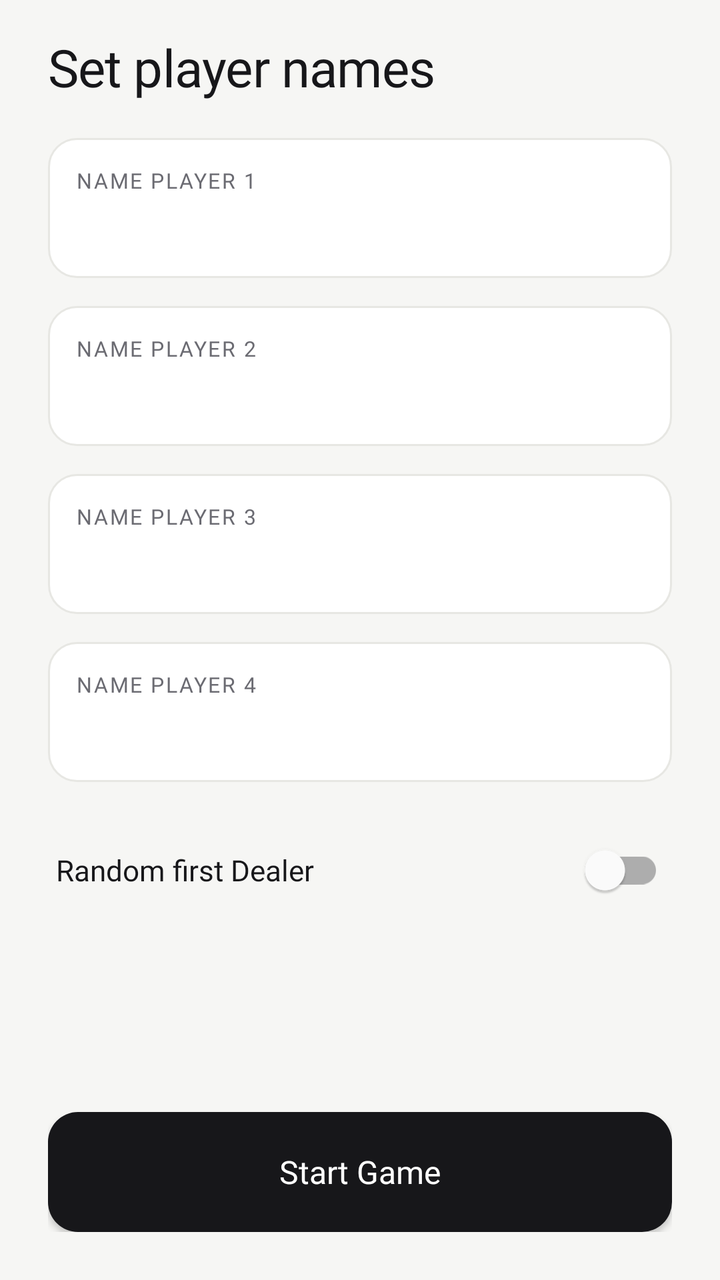
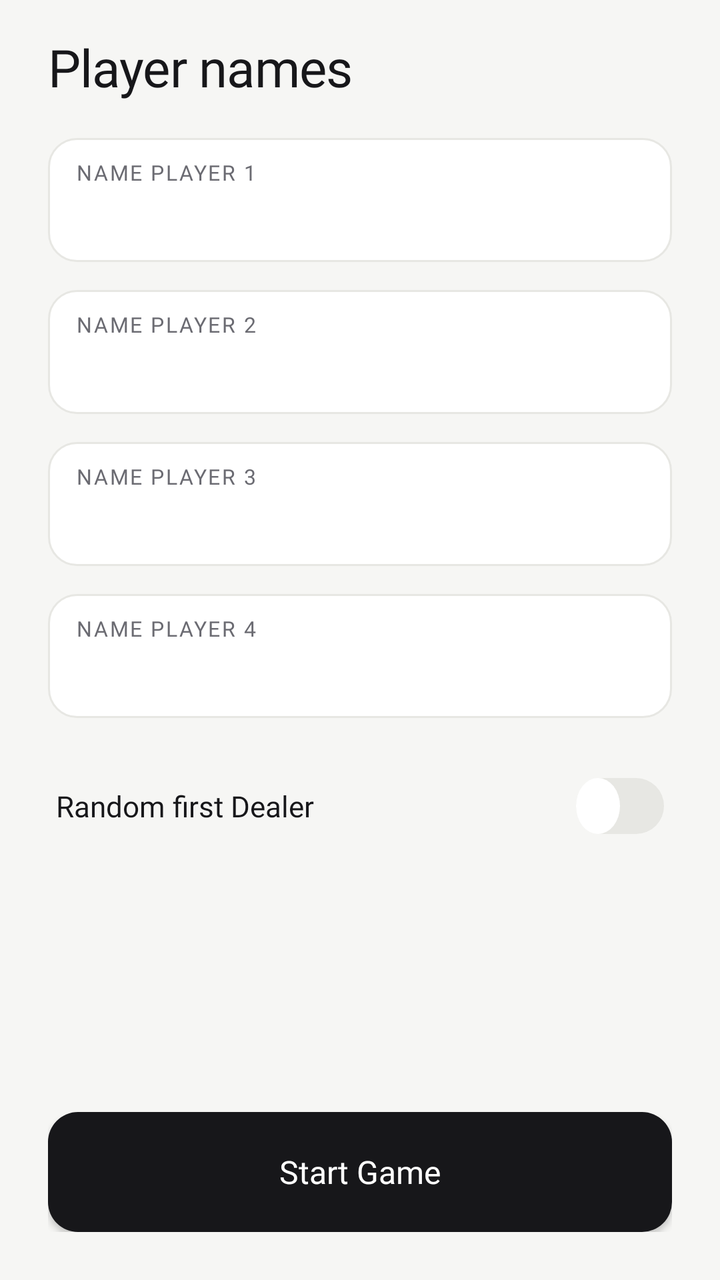

Two renders of the same Android screen: before a commit and after it. Below are the layout's source before the change and the commit's diff.
<!-- AndroidManifest.xml: application theme Theme.SpadesScore -->
<!-- res/layout/activity_player_names.xml -->
<?xml version="1.0" encoding="utf-8"?>
<LinearLayout xmlns:android="http://schemas.android.com/apk/res/android"
    xmlns:app="http://schemas.android.com/apk/res-auto"
    xmlns:tools="http://schemas.android.com/tools"
    android:layout_width="match_parent"
    android:layout_height="match_parent"
    android:orientation="vertical"
    android:background="?attr/appBg"
    android:paddingStart="24dp"
    android:paddingEnd="24dp"
    android:paddingTop="16dp"
    android:paddingBottom="24dp"
    tools:context=".PlayerNamesActivity">

    
    <TextView
        android:layout_width="match_parent"
        android:layout_height="wrap_content"
        android:text="@string/set_player_names"
        android:textAppearance="@style/TextAppearance.Spades.ScreenTitle"
        android:textSize="26sp"
        android:layout_marginBottom="18dp" />

    
    <LinearLayout
        android:id="@+id/player1_card"
        android:layout_width="match_parent"
        android:layout_height="wrap_content"
        android:orientation="vertical"
        android:background="@drawable/bg_field"
        android:paddingStart="14dp"
        android:paddingEnd="14dp"
        android:paddingTop="14dp"
        android:paddingBottom="14dp"
        android:layout_marginBottom="14dp">

        <TextView
            android:layout_width="wrap_content"
            android:layout_height="wrap_content"
            android:text="@string/player1_name"
            android:textAppearance="@style/TextAppearance.Spades.Label"
            android:layout_marginBottom="2dp" />

        <EditText
            android:id="@+id/player1_name_input"
            android:layout_width="match_parent"
            android:layout_height="wrap_content"
            android:fontFamily="@font/space_grotesk_medium"
            android:textSize="16sp"
            android:textColor="?attr/appInk"
            android:textColorHint="?attr/appMuted"
            android:background="@null"
            android:inputType="textPersonName"
            android:maxLines="1"
            android:imeOptions="actionNext"
            android:paddingTop="2dp"
            android:paddingBottom="2dp" />
    </LinearLayout>

    
    <LinearLayout
        android:id="@+id/player2_card"
        android:layout_width="match_parent"
        android:layout_height="wrap_content"
        android:orientation="vertical"
        android:background="@drawable/bg_field"
        android:paddingStart="14dp"
        android:paddingEnd="14dp"
        android:paddingTop="14dp"
        android:paddingBottom="14dp"
        android:layout_marginBottom="14dp">

        <TextView
            android:layout_width="wrap_content"
            android:layout_height="wrap_content"
            android:text="@string/player2_name"
            android:textAppearance="@style/TextAppearance.Spades.Label"
            android:layout_marginBottom="2dp" />

        <EditText
            android:id="@+id/player2_name_input"
            android:layout_width="match_parent"
            android:layout_height="wrap_content"
            android:fontFamily="@font/space_grotesk_medium"
            android:textSize="16sp"
            android:textColor="?attr/appInk"
            android:textColorHint="?attr/appMuted"
            android:background="@null"
            android:inputType="textPersonName"
            android:maxLines="1"
            android:imeOptions="actionNext"
            android:paddingTop="2dp"
            android:paddingBottom="2dp" />
    </LinearLayout>

    
    <LinearLayout
        android:id="@+id/player3_card"
        android:layout_width="match_parent"
        android:layout_height="wrap_content"
        android:orientation="vertical"
        android:background="@drawable/bg_field"
        android:paddingStart="14dp"
        android:paddingEnd="14dp"
        android:paddingTop="14dp"
        android:paddingBottom="14dp"
        android:layout_marginBottom="14dp">

        <TextView
            android:layout_width="wrap_content"
            android:layout_height="wrap_content"
            android:text="@string/player3_name"
            android:textAppearance="@style/TextAppearance.Spades.Label"
            android:layout_marginBottom="2dp" />

        <EditText
            android:id="@+id/player3_name_input"
            android:layout_width="match_parent"
            android:layout_height="wrap_content"
            android:fontFamily="@font/space_grotesk_medium"
            android:textSize="16sp"
            android:textColor="?attr/appInk"
            android:textColorHint="?attr/appMuted"
            android:background="@null"
            android:inputType="textPersonName"
            android:maxLines="1"
            android:imeOptions="actionNext"
            android:paddingTop="2dp"
            android:paddingBottom="2dp" />
    </LinearLayout>

    
    <LinearLayout
        android:id="@+id/player4_card"
        android:layout_width="match_parent"
        android:layout_height="wrap_content"
        android:orientation="vertical"
        android:background="@drawable/bg_field"
        android:paddingStart="14dp"
        android:paddingEnd="14dp"
        android:paddingTop="14dp"
        android:paddingBottom="14dp"
        android:layout_marginBottom="14dp">

        <TextView
            android:layout_width="wrap_content"
            android:layout_height="wrap_content"
            android:text="@string/player4_name"
            android:textAppearance="@style/TextAppearance.Spades.Label"
            android:layout_marginBottom="2dp" />

        <EditText
            android:id="@+id/player4_name_input"
            android:layout_width="match_parent"
            android:layout_height="wrap_content"
            android:fontFamily="@font/space_grotesk_medium"
            android:textSize="16sp"
            android:textColor="?attr/appInk"
            android:textColorHint="?attr/appMuted"
            android:background="@null"
            android:inputType="textPersonName"
            android:maxLines="1"
            android:imeOptions="actionDone"
            android:paddingTop="2dp"
            android:paddingBottom="2dp" />
    </LinearLayout>

    
    <LinearLayout
        android:layout_width="match_parent"
        android:layout_height="wrap_content"
        android:orientation="horizontal"
        android:gravity="center_vertical"
        android:paddingStart="4dp"
        android:paddingEnd="4dp"
        android:paddingTop="6dp"
        android:paddingBottom="6dp">

        <TextView
            android:layout_width="0dp"
            android:layout_height="wrap_content"
            android:layout_weight="1"
            android:text="@string/random_first_dealer"
            android:fontFamily="@font/space_grotesk_medium"
            android:textSize="14.5sp"
            android:textColor="?attr/appInk" />

        <com.google.android.material.switchmaterial.SwitchMaterial
            android:id="@+id/random_dealer_checkBox"
            android:layout_width="wrap_content"
            android:layout_height="wrap_content" />

    </LinearLayout>

    
    <Space
        android:layout_width="match_parent"
        android:layout_height="0dp"
        android:layout_weight="1" />

    
    <Button
        android:id="@+id/start_game_button"
        android:layout_width="match_parent"
        android:layout_height="60dp"
        android:background="@drawable/bg_cta"
        android:backgroundTint="@null"
        android:text="@string/next"
        android:textColor="?attr/appCtaFg"
        android:fontFamily="@font/space_grotesk_semibold"
        android:textSize="16sp"
        android:textAllCaps="false"
        app:backgroundTint="@null" />

</LinearLayout>
<!-- resources referenced by this layout -->
<resources>
  <!-- drawable bg_cta (drawable) -->
  <?xml version="1.0" encoding="utf-8"?>
  <shape xmlns:android="http://schemas.android.com/apk/res/android" android:shape="rectangle">
      <solid android:color="?attr/appCtaBg" />
      <corners android:radius="15dp" />
  </shape>
  <!-- drawable bg_field (drawable) -->
  <?xml version="1.0" encoding="utf-8"?>
  <shape xmlns:android="http://schemas.android.com/apk/res/android" android:shape="rectangle">
      <solid android:color="?attr/appSurface" />
      <corners android:radius="14dp" />
      <stroke android:width="1dp" android:color="?attr/appLine" />
  </shape>
  <string name="next">Start Game</string>
  <string name="player1_name">Name Player 1</string>
  <string name="player2_name">Name Player 2</string>
  <string name="player3_name">Name Player 3</string>
  <string name="player4_name">Name Player 4</string>
  <string name="random_first_dealer">Random first Dealer</string>
  <string name="set_player_names">Set player names</string>
  <style name="TextAppearance.Spades.Label" parent="">
          <item name="android:fontFamily">@font/inter_bold</item>
          <item name="android:textSize">10.5sp</item>
          <item name="android:textAllCaps">true</item>
          <item name="android:letterSpacing">0.08</item>
          <item name="android:textColor">?attr/appMuted</item>
      </style>
  <style name="TextAppearance.Spades.ScreenTitle" parent="">
          <item name="android:fontFamily">@font/space_grotesk_bold</item>
          <item name="android:textSize">24sp</item>
          <item name="android:letterSpacing">-0.01</item>
          <item name="android:textColor">?attr/appInk</item>
      </style>
  <color name="cyan2">#448D76</color>
  <color name="cyan3">#79BEA8</color>
  <color name="white">#FFFFFFFF</color>
  <color name="teal_200">#FF03DAC5</color>
  <color name="teal_700">#FF018786</color>
  <color name="black">#FF000000</color>
  <color name="bg">#F6F6F4</color>
  <color name="surface">#FFFFFF</color>
  <color name="ink">#17171A</color>
  <color name="muted">#6B6B72</color>
  <color name="accent">#4F46E5</color>
  <color name="line">#E7E7E3</color>
  <color name="track">#E7E7E3</color>
  <color name="step_bg">#F1F1EF</color>
  <color name="chip_bg">#EEEDFB</color>
  <color name="cta_bg">#17171A</color>
  <color name="cta_fg">#FFFFFF</color>
  <color name="on_accent">#FFFFFF</color>
  <color name="spade">#17171A</color>
  <color name="ring">#244F46E5</color>
  <color name="hit_bg">#0F4F46E5</color>
  <color name="warn">#C0392B</color>
  <color name="warn_bg">#1AC0392B</color>
  <!-- unchanged entries left out for length: 1 -->
</resources>

<!-- the commit's change to res/layout/activity_player_names.xml (unified diff, before → after) -->
@@ -30,8 +30,8 @@
         android:background="@drawable/bg_field"
         android:paddingStart="14dp"
         android:paddingEnd="14dp"
-        android:paddingTop="14dp"
-        android:paddingBottom="14dp"
+        android:paddingTop="10dp"
+        android:paddingBottom="10dp"
         android:layout_marginBottom="14dp">
 
         <TextView
@@ -66,8 +66,8 @@
         android:background="@drawable/bg_field"
         android:paddingStart="14dp"
         android:paddingEnd="14dp"
-        android:paddingTop="14dp"
-        android:paddingBottom="14dp"
+        android:paddingTop="10dp"
+        android:paddingBottom="10dp"
         android:layout_marginBottom="14dp">
 
         <TextView
@@ -102,8 +102,8 @@
         android:background="@drawable/bg_field"
         android:paddingStart="14dp"
         android:paddingEnd="14dp"
-        android:paddingTop="14dp"
-        android:paddingBottom="14dp"
+        android:paddingTop="10dp"
+        android:paddingBottom="10dp"
         android:layout_marginBottom="14dp">
 
         <TextView
@@ -138,8 +138,8 @@
         android:background="@drawable/bg_field"
         android:paddingStart="14dp"
         android:paddingEnd="14dp"
-        android:paddingTop="14dp"
-        android:paddingBottom="14dp"
+        android:paddingTop="10dp"
+        android:paddingBottom="10dp"
         android:layout_marginBottom="14dp">
 
         <TextView
@@ -188,7 +188,12 @@
         <com.google.android.material.switchmaterial.SwitchMaterial
             android:id="@+id/random_dealer_checkBox"
             android:layout_width="wrap_content"
-            android:layout_height="wrap_content" />
+            android:layout_height="wrap_content"
+            android:thumb="@drawable/switch_thumb"
+            app:track="@drawable/switch_track"
+            app:thumbTint="@null"
+            app:trackTint="@null"
+            app:useMaterialThemeColors="false" />
 
     </LinearLayout>
 
<!-- resource entries referenced after the edit -->
@@ -13,13 +13,37 @@
       <corners android:radius="14dp" />
       <stroke android:width="1dp" android:color="?attr/appLine" />
   </shape>
+  <!-- drawable switch_thumb (drawable) -->
+  <?xml version="1.0" encoding="utf-8"?>
+  <shape xmlns:android="http://schemas.android.com/apk/res/android" android:shape="oval">
+      <solid android:color="#FFFFFF" />
+      <size android:width="22dp" android:height="22dp" />
+  </shape>
+  <!-- drawable switch_track (drawable) -->
+  <?xml version="1.0" encoding="utf-8"?>
+  <selector xmlns:android="http://schemas.android.com/apk/res/android">
+      <item android:state_checked="true">
+          <shape android:shape="rectangle">
+              <solid android:color="?attr/appAccent" />
+              <corners android:radius="14dp" />
+              <size android:width="48dp" android:height="28dp" />
+          </shape>
+      </item>
+      <item>
+          <shape android:shape="rectangle">
+              <solid android:color="?attr/appLine" />
+              <corners android:radius="14dp" />
+              <size android:width="48dp" android:height="28dp" />
+          </shape>
+      </item>
+  </selector>
   <string name="next">Start Game</string>
   <string name="player1_name">Name Player 1</string>
   <string name="player2_name">Name Player 2</string>
   <string name="player3_name">Name Player 3</string>
   <string name="player4_name">Name Player 4</string>
   <string name="random_first_dealer">Random first Dealer</string>
-  <string name="set_player_names">Set player names</string>
+  <string name="set_player_names">Player names</string>
   <style name="TextAppearance.Spades.Label" parent="">
           <item name="android:fontFamily">@font/inter_bold</item>
           <item name="android:textSize">10.5sp</item>
